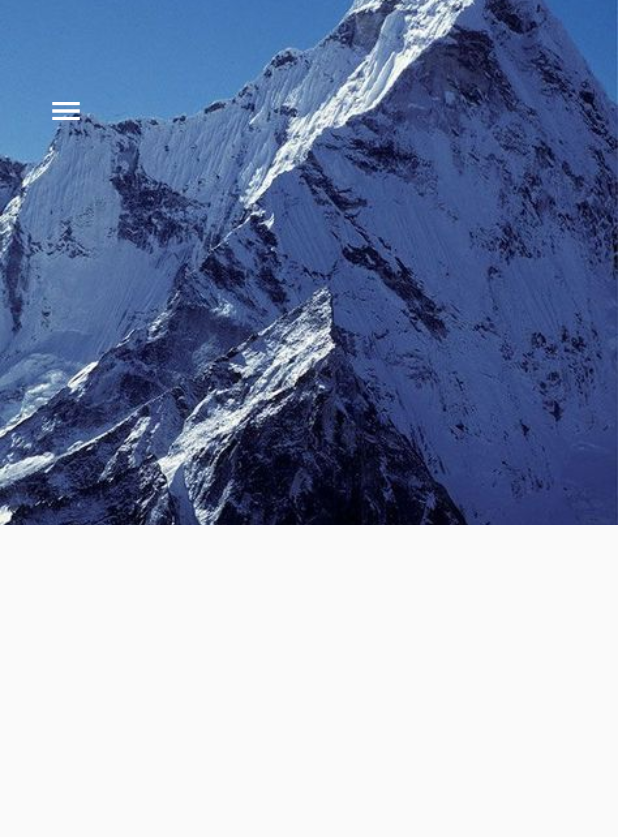
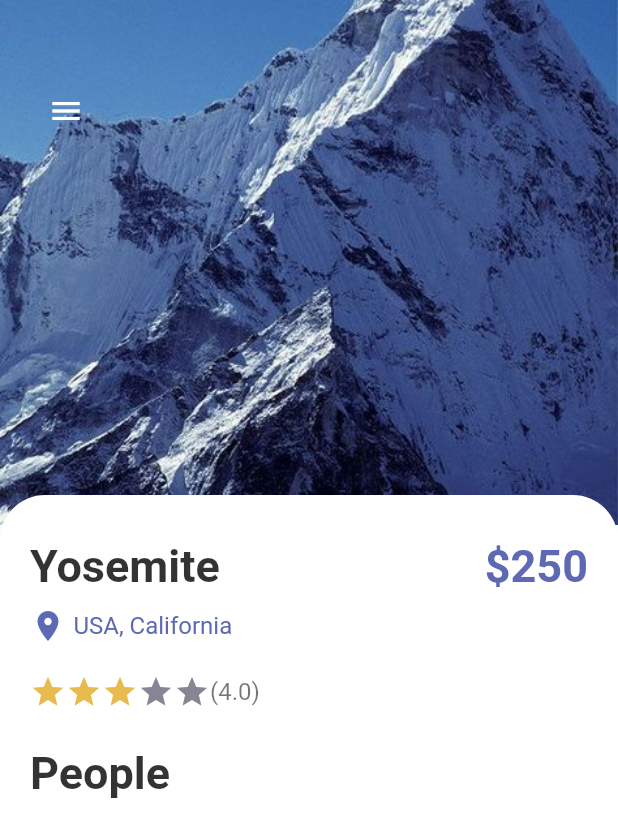
Before and after one commit to ducchungtx/flutter_cubit, a Flutter app: the screen it shows after launch, on a phone screen of 412 x 824 dp. Shown: the top 837 px of the screen. Run offline on Flutter 3.47's test engine with Material 2 defaults, Android fonts, the phone set to English and light mode, and no system bars.

Commit message:
Update code detail_page

```diff
--- a/lib/pages/detail_page.dart
+++ b/lib/pages/detail_page.dart
@@ -1,4 +1,7 @@
 import 'package:flutter/material.dart';
+import 'package:flutter_cubit/misc/colors.dart';
+import 'package:flutter_cubit/widgets/app_large_text.dart';
+import 'package:flutter_cubit/widgets/app_text.dart';
 
 class DetailPage extends StatefulWidget {
   const DetailPage({Key? key}) : super(key: key);
@@ -8,6 +11,8 @@ class DetailPage extends StatefulWidget {
 }
 
 class _DetailPageState extends State<DetailPage> {
+  int gottenStars = 3;
+
   @override
   Widget build(BuildContext context) {
     return Scaffold(
@@ -43,7 +48,69 @@ class _DetailPageState extends State<DetailPage> {
                 ],
               ),
             ),
-            Positioned(top: 330, child: Container())
+            Positioned(
+                top: 330,
+                child: Container(
+                  padding: const EdgeInsets.only(left: 20, right: 20, top: 30),
+                  width: MediaQuery.of(context).size.width,
+                  height: 500,
+                  decoration: BoxDecoration(
+                    color: Colors.white,
+                    borderRadius: BorderRadius.only(
+                      topLeft: Radius.circular(30),
+                      topRight: Radius.circular(30),
+                    ),
+                  ),
+                  child: Column(
+                      crossAxisAlignment: CrossAxisAlignment.start,
+                      children: [
+                        Row(
+                          mainAxisAlignment: MainAxisAlignment.spaceBetween,
+                          children: [
+                            AppLargeText(
+                                text: "Yosemite",
+                                color: Colors.black.withOpacity(0.8)),
+                            AppLargeText(
+                              text: "\$250",
+                              color: AppColors.mainColor,
+                            ),
+                          ],
+                        ),
+                        SizedBox(height: 10),
+                        Row(
+                          children: [
+                            Icon(
+                              Icons.location_on,
+                              color: AppColors.mainColor,
+                            ),
+                            SizedBox(width: 5),
+                            AppText(
+                              text: "USA, California",
+                              color: AppColors.mainColor,
+                            )
+                          ],
+                        ),
+                        SizedBox(height: 20),
+                        Row(
+                          children: [
+                            Wrap(
+                                children: List.generate(5, (index) {
+                              return Icon(Icons.star,
+                                  color: index < gottenStars
+                                      ? AppColors.starColor
+                                      : AppColors.textColor2);
+                            })),
+                            AppText(text: "(4.0)")
+                          ],
+                        ),
+                        SizedBox(height: 25),
+                        AppLargeText(
+                          text: "People",
+                          color: Colors.black.withOpacity(0.8),
+                        ),
+                        SizedBox(height: 10),
+                      ]),
+                ))
           ],
         ),
       ),
```
